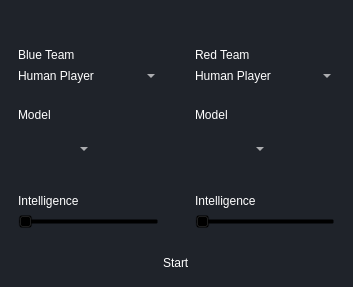
Before: the Qt Designer form ui/dialogs/open_practice_draft.ui in elian-olbz/mlbb-drafting-and-simulation-tools, drawn with Qt 5.
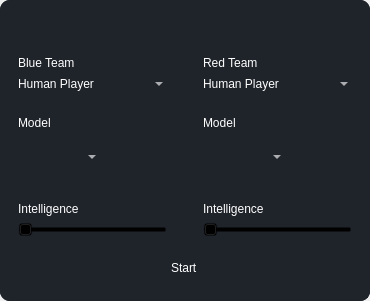
After: the same form once the commit is applied. Icons and pictures are not drawn.

What changed in the file:
```diff
--- a/ui/dialogs/open_practice_draft.ui
+++ b/ui/dialogs/open_practice_draft.ui
@@ -6,8 +6,8 @@
    <rect>
     <x>0</x>
     <y>0</y>
-    <width>353</width>
-    <height>287</height>
+    <width>370</width>
+    <height>301</height>
    </rect>
   </property>
   <property name="windowTitle">
@@ -30,6 +30,34 @@
     <number>0</number>
    </property>
    <item>
+    <widget class="QFrame" name="drop_shadow">
+     <property name="styleSheet">
+      <string notr="true">background-color: qlineargradient(spread:pad, x1:0, y1:0, x2:1, y2:1, stop:0 rgba(35, 39, 46, 1), stop:0.521368 rgba(31, 35, 42, 1));
+border-radius: 10px;</string>
+     </property>
+     <property name="frameShape">
+      <enum>QFrame::StyledPanel</enum>
+     </property>
+     <property name="frameShadow">
+      <enum>QFrame::Raised</enum>
+     </property>
+     <layout class="QHBoxLayout" name="horizontalLayout_5">
+      <property name="spacing">
+       <number>0</number>
+      </property>
+      <property name="leftMargin">
+       <number>0</number>
+      </property>
+      <property name="topMargin">
+       <number>0</number>
+      </property>
+      <property name="rightMargin">
+       <number>0</number>
+      </property>
+      <property name="bottomMargin">
+       <number>0</number>
+      </property>
+      <item>
     <widget class="QWidget" name="main_widget" native="true">
      <property name="styleSheet">
       <string notr="true">*{
@@ -59,7 +87,7 @@
        <number>0</number>
       </property>
       <property name="topMargin">
-       <number>0</number>
+          <number>2</number>
       </property>
       <property name="rightMargin">
        <number>0</number>
@@ -67,8 +95,8 @@
       <property name="bottomMargin">
        <number>0</number>
       </property>
-      <item alignment="Qt::AlignRight|Qt::AlignTop">
-       <widget class="QFrame" name="nav_frame">
+         <item alignment="Qt::AlignTop">
+          <widget class="QFrame" name="exit_frame">
         <property name="minimumSize">
          <size>
           <width>0</width>
@@ -89,7 +117,7 @@
           <number>0</number>
          </property>
          <property name="topMargin">
-          <number>0</number>
+             <number>4</number>
          </property>
          <property name="rightMargin">
           <number>0</number>
@@ -97,7 +125,7 @@
          <property name="bottomMargin">
           <number>0</number>
          </property>
-         <item>
+            <item alignment="Qt::AlignRight">
           <widget class="QPushButton" name="exit_button">
            <property name="text">
             <string/>
@@ -106,6 +134,12 @@
             <iconset resource="../rsc.qrc">
              <normaloff>:/icons/icons/x.svg</normaloff>:/icons/icons/x.svg</iconset>
            </property>
+              <property name="iconSize">
+               <size>
+                <width>16</width>
+                <height>16</height>
+               </size>
+              </property>
           </widget>
          </item>
         </layout>
@@ -393,6 +427,9 @@
          <enum>QFrame::Raised</enum>
         </property>
         <layout class="QVBoxLayout" name="verticalLayout_2">
+            <property name="spacing">
+             <number>0</number>
+            </property>
          <property name="leftMargin">
           <number>0</number>
          </property>
@@ -402,11 +439,78 @@
          <property name="rightMargin">
           <number>0</number>
          </property>
+            <property name="bottomMargin">
+             <number>0</number>
+            </property>
          <item alignment="Qt::AlignHCenter">
           <widget class="QPushButton" name="start_button">
            <property name="text">
             <string>Start</string>
            </property>
+             </widget>
+            </item>
+            <item>
+             <widget class="QFrame" name="grip">
+              <property name="maximumSize">
+               <size>
+                <width>16777215</width>
+                <height>20</height>
+               </size>
+              </property>
+              <property name="styleSheet">
+               <string notr="true">background-color:#1f232a;</string>
+              </property>
+              <property name="frameShape">
+               <enum>QFrame::NoFrame</enum>
+              </property>
+              <property name="frameShadow">
+               <enum>QFrame::Raised</enum>
+              </property>
+              <layout class="QVBoxLayout" name="verticalLayout_12">
+               <property name="spacing">
+                <number>0</number>
+               </property>
+               <property name="leftMargin">
+                <number>0</number>
+               </property>
+               <property name="topMargin">
+                <number>0</number>
+               </property>
+               <property name="rightMargin">
+                <number>2</number>
+               </property>
+               <property name="bottomMargin">
+                <number>2</number>
+               </property>
+               <item alignment="Qt::AlignRight">
+                <widget class="QFrame" name="frame_grip">
+                 <property name="minimumSize">
+                  <size>
+                   <width>15</width>
+                   <height>15</height>
+                  </size>
+                 </property>
+                 <property name="maximumSize">
+                  <size>
+                   <width>30</width>
+                   <height>30</height>
+                  </size>
+                 </property>
+                 <property name="styleSheet">
+                  <string notr="true">padding: 5px;</string>
+                 </property>
+                 <property name="frameShape">
+                  <enum>QFrame::StyledPanel</enum>
+                 </property>
+                 <property name="frameShadow">
+                  <enum>QFrame::Raised</enum>
+                 </property>
+                </widget>
+               </item>
+              </layout>
+             </widget>
+            </item>
+           </layout>
           </widget>
          </item>
         </layout>
```
Lines whose indentation alone changed are shown as unchanged.
